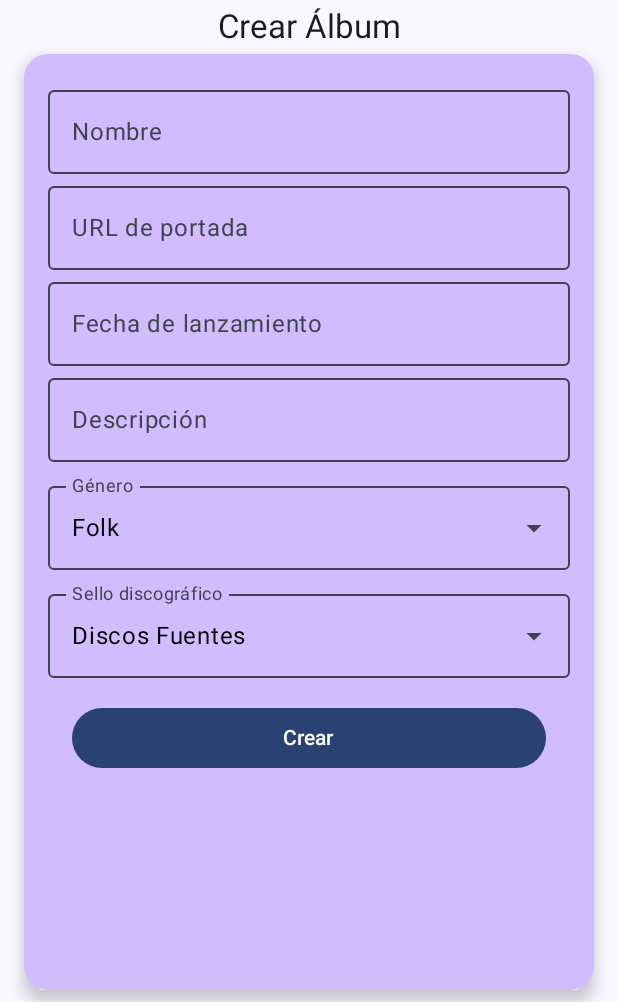
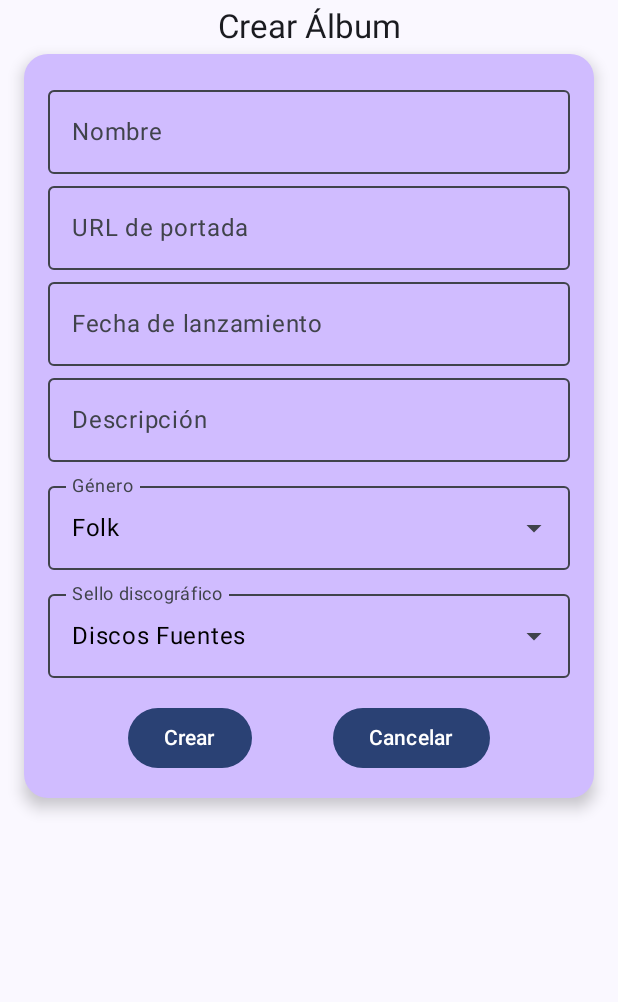
Before and after one commit to jposoriob1/TSDC-Vinilos-moviles, an Android app built with Jetpack Compose: the CreateAlbumActivity screen opened directly, with no data from a screen before it, on a phone screen of 412 x 824 dp, the part 234-1236 px from its top. Run offline under Robolectric (Android 15) with nearby library versions, the phone set to English and light mode, and no system bars.

Commit message:
fix crear album boton cancelar

```diff
--- a/app/src/main/java/com/example/tsdc/ui/view/CreateAlbumScreen.kt
+++ b/app/src/main/java/com/example/tsdc/ui/view/CreateAlbumScreen.kt
@@ -287,8 +287,6 @@
                             )
                         },
                         modifier = Modifier
-                            .fillMaxWidth()
-                            .padding(horizontal = 16.dp)
                             .testTag("album_boton_crear"),
                     ) {
                         Text("Crear")
```
